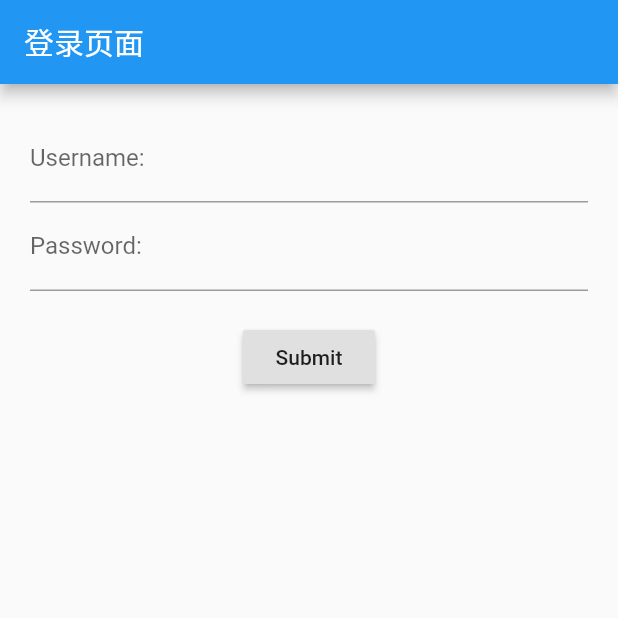
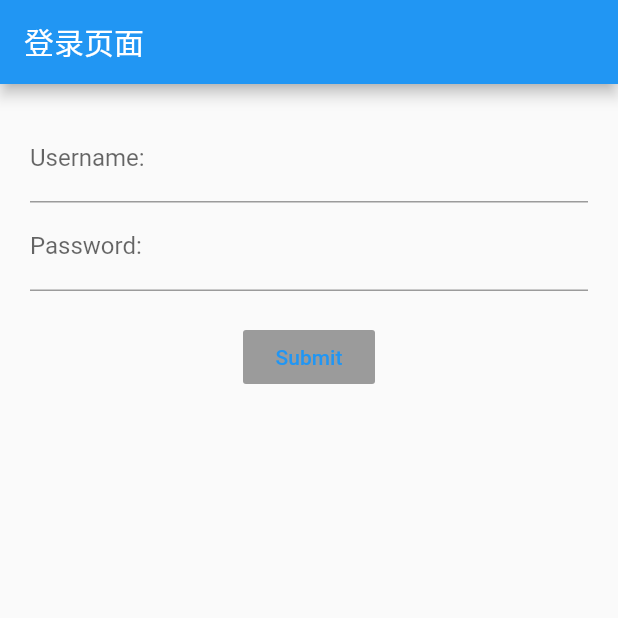
Before and after one commit to oocoding/Flutter_bloc_demo, a Flutter app: the screen it shows after launch, on a phone screen of 412 x 824 dp, the top half of it. Run offline on Flutter 3.47's test engine with Material 2 defaults, Android fonts, the phone set to English and light mode, and no system bars; our stand-ins replace rxdart.

Commit message:
完善逻辑

```diff
--- a/lib/src/blocs/LoginBloc.dart
+++ b/lib/src/blocs/LoginBloc.dart
@@ -5,15 +5,28 @@ import 'dart:async';
 
 class LoginBloc extends Object with UsernameValidator, PasswordValidator {
 
-  final _usernameController = StreamController<String>();
+  final _usernameController = BehaviorSubject<String>();
   Function(String) get editUsername => _usernameController.sink.add;
   Stream<String> get usernameStream =>
       _usernameController.stream.transform(usernameValidate);
 
 
-  final _passwordController = StreamController<String>();
+  final _passwordController = BehaviorSubject<String>();
   Function(String) get editPassword => _passwordController.sink.add;
   Stream<String> get passwordStream => _passwordController.stream.transform(passwordValidate);
+
+
+  Stream<bool> get submitValidate  => Observable.combineLatest2(usernameStream, passwordStream,(String name, String pwd){
+    print("Get $name--$pwd");
+    return true;
+  });
+
+
+  void submit(){
+    print("发送网络请求给服务器");
+    print("submit value:${_usernameController.value}");
+    print("submit value:${_passwordController.value}");
+  }
 
   void dispose() {
     _usernameController.close();
--- a/lib/src/blocs/LoginBlocProvider.dart
+++ b/lib/src/blocs/LoginBlocProvider.dart
@@ -2,20 +2,25 @@ import 'package:flutter/material.dart';
 import './LoginBloc.dart';
 
 class LoginBlocProvider extends InheritedWidget {
+
   final LoginBloc _loginBloc = LoginBloc();
 
+  // 套路写法
   @override
   bool updateShouldNotify(InheritedWidget oldWidget) {
     return true;
   }
 
-  // TODO:: test when I get rid of this block.
+  // 套路写法
   LoginBlocProvider({
     Key key,
-    Widget child,
+    @required Widget child,
   }) : super(key: key, child: child);
 
+   // 套路写法, 为widget提供业务接口,提供 bloc 实例。
   static LoginBloc blocOf(BuildContext context) {
-    return (context.inheritFromWidgetOfExactType(LoginBlocProvider) as LoginBlocProvider)._loginBloc;
+    return (context.inheritFromWidgetOfExactType(LoginBlocProvider)
+            as LoginBlocProvider)
+        ._loginBloc;
   }
 }
--- a/lib/src/blocs/PasswordValidator.dart
+++ b/lib/src/blocs/PasswordValidator.dart
@@ -1,7 +1,7 @@
 import 'dart:async';
 
 class PasswordValidator {
-  static final passwordMinLength = 8;
+  static final passwordMinLength = 6;
 
   final passwordValidate = StreamTransformer<String, String>.fromHandlers(
     handleData: (password, sink) {
--- a/lib/src/blocs/UsernameValidator.dart
+++ b/lib/src/blocs/UsernameValidator.dart
@@ -4,7 +4,7 @@ class UsernameValidator {
   final usernameValidate = StreamTransformer<String, String>.fromHandlers(
     handleData: (username, sink) {
       if(!username.contains("@")) {
-        sink.addError("请输入一个正确的邮箱");
+        sink.addError("请输入一个正确的邮箱,你输入@试试");
       } else {
         sink.add(username);
       }
--- a/lib/src/screens/LoginScreen.dart
+++ b/lib/src/screens/LoginScreen.dart
@@ -1,12 +1,12 @@
 import 'package:flutter/material.dart';
 import '../blocs/LoginBloc.dart';
 import '../blocs/LoginBlocProvider.dart';
-
 
 class LoginScreen extends StatelessWidget {
 
   @override
   Widget build(BuildContext context) {
+
     LoginBloc loginBloc = LoginBlocProvider.blocOf(context);
 
     return Scaffold(
@@ -20,15 +20,15 @@ class LoginScreen extends StatelessWidget {
             _buildUsernameField(loginBloc),
             _buildPasswordField(loginBloc),
             Padding(padding: EdgeInsets.only(bottom: 20)),
-            _buildSubmitButton(),
+            _buildSubmitButton(loginBloc),
           ],
         ),
       ),
     );
   }
 
+
   Widget _buildUsernameField(LoginBloc loginBloc) {
-    print("Build username field");
 
     return StreamBuilder(
       stream: loginBloc.usernameStream,
@@ -55,17 +55,32 @@ class LoginScreen extends StatelessWidget {
           decoration: InputDecoration(
             labelText: "Password:",
             hintText: "six characters at least",
-            errorText: snapshot.error
+            errorText: snapshot.error,
           ),
         );
       },
     );
   }
 
-  Widget _buildSubmitButton() {
-    return RaisedButton(
-      child: Text("Submit"),
-      onPressed: () {},
+  Widget _buildSubmitButton(LoginBloc bloc) {
+    return StreamBuilder(
+      stream: bloc.submitValidate,
+      builder: (context, snapshot) {
+        print(snapshot.hasData);
+        bool canSumbit = true;
+        if (!snapshot.hasData) {
+          canSumbit = false;
+        } else {
+          canSumbit = snapshot.data;
+        }
+
+        return RaisedButton(
+          textColor: Theme.of(context).primaryColor,
+          disabledTextColor: Colors.black,
+          child: Text("Submit"),
+          onPressed: canSumbit ? bloc.submit : null,
+        );
+      },
     );
   }
 }
```
